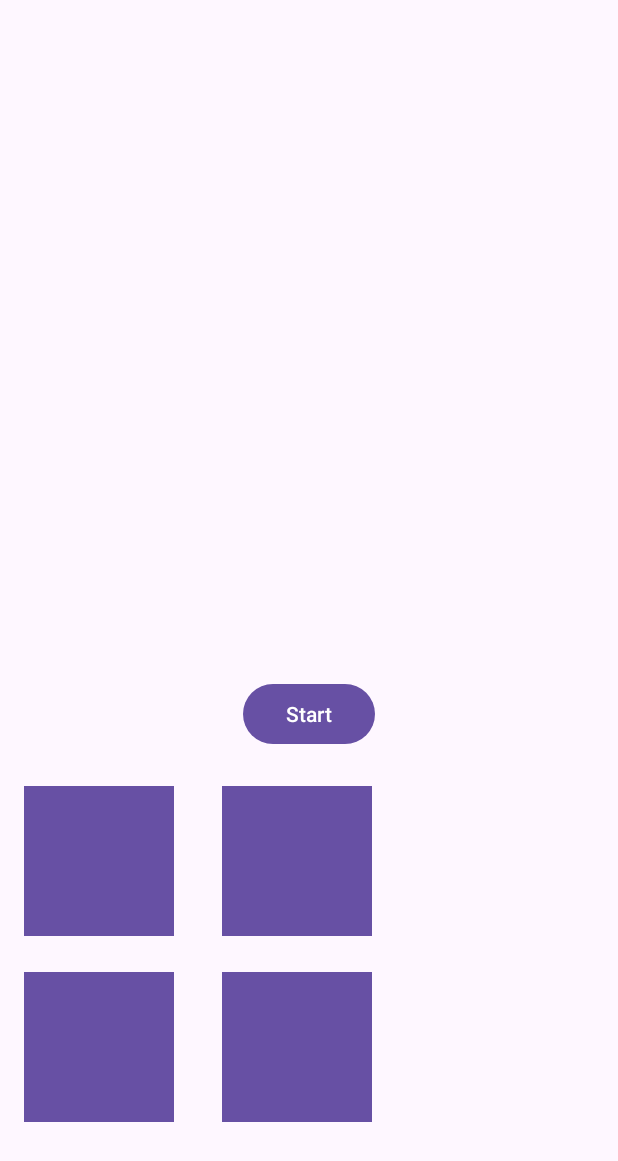
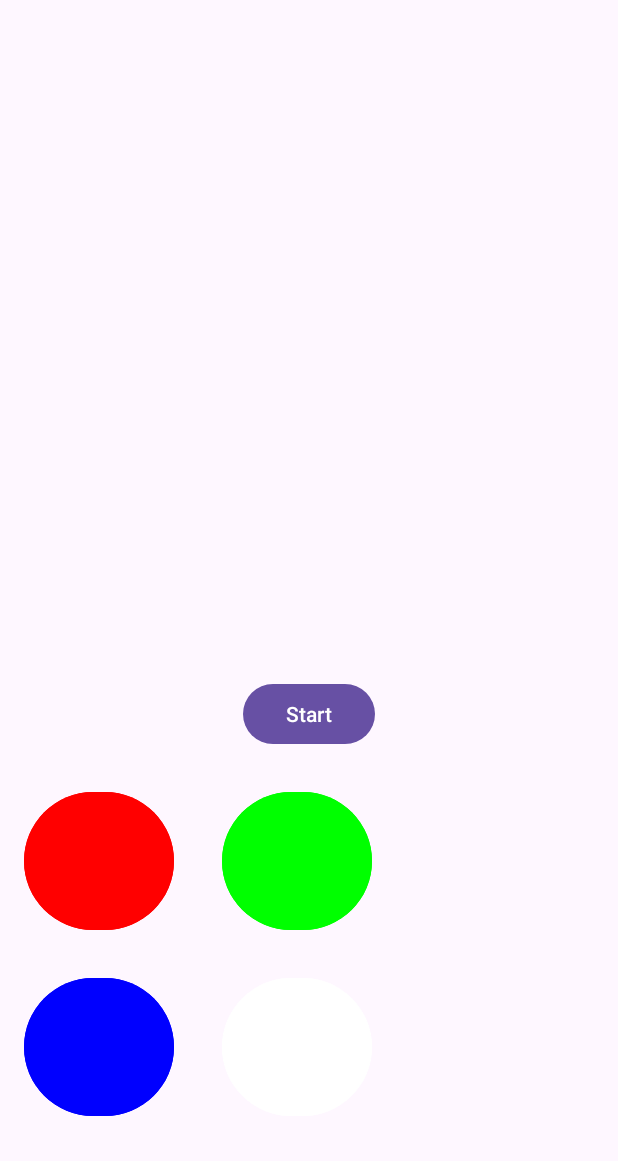
Before and after one commit to Yuvals7/SimonGameFinal, an Android app: the screen it shows after launch (MainActivity), after a tap on "Start", on a phone screen of 412 x 824 dp. Shown: the top 1161 px of the screen. Run offline under Robolectric (Android 15) with nearby library versions, the phone set to English and light mode, and no system bars.

Commit message:
Colors working

```diff
--- a/app/src/main/java/com/example/simongamefinal/MainActivity.java
+++ b/app/src/main/java/com/example/simongamefinal/MainActivity.java
@@ -3,6 +3,7 @@ package com.example.simongamefinal;
 import android.content.Intent;
 import android.os.Bundle;
 import android.os.Handler;
+import android.util.Log;
 import android.view.View;
 import android.widget.Button;
 import android.widget.TextView;
@@ -32,6 +33,8 @@ public class MainActivity extends AppCompatActivity {
         super.onCreate(savedInstanceState);
         setContentView(R.layout.activity_main); // Set the layout for the activity
 
+        Log.d("XXXXX", "oncraete = ");
+
         sequenceDisplay = findViewById(R.id.sequence_display); // Get the sequence display text view
         startButton = findViewById(R.id.start_button); // Get the start button
         redButton = findViewById(R.id.red_button); // Get the red color button
@@ -39,7 +42,10 @@ public class MainActivity extends AppCompatActivity {
         blueButton = findViewById(R.id.blue_button); // Get the blue color button
         whiteButton = findViewById(R.id.white_button); // Get the white color button
 
+        Log.d("XXXXX", "line 45 = " );
         // Set click listeners for buttons
+
+        Log.d("XXXXX", "start button = " + startButton);
         startButton.setOnClickListener(new View.OnClickListener() {
             @Override
             public void onClick(View v) {
@@ -78,6 +84,7 @@ public class MainActivity extends AppCompatActivity {
 
     // Method to start the game
     private void startGame() {
+        Log.e("XXXXX", "start game = ");
         sequence = new ArrayList<>(); // Initialize the sequence list
         sequenceIndex = 0; // Initialize the sequence index
         playerIndex = 0; // Initialize the player index
@@ -87,6 +94,7 @@ public class MainActivity extends AppCompatActivity {
 
     // Method to generate the next item in the sequence
     private void generateNextSequenceItem() {
+        Log.e("XXXXX", "generateNextSequenceItem = ");
         Random random = new Random(); // Create a random number generator
         int randomIndex = random.nextInt(COLORS.size()); // Generate a random index within the range of available colors
         String color = COLORS.get(randomIndex); // Get the color at the random index
@@ -95,6 +103,7 @@ public class MainActivity extends AppCompatActivity {
 
     // Method to display the sequence
     private void displaySequence() {
+        Log.e("XXXXX", "displaySequence = ");
         sequenceDisplay.setText(""); // Clear the sequence display
         final Handler handler = new Handler(); // Create a handler to delay execution
         for (int i = 0; i < sequence.size(); i++) { // Iterate through each color in the sequence
@@ -116,6 +125,10 @@ public class MainActivity extends AppCompatActivity {
 
     // Method to handle color button clicks
     private void handleColorClick(String color) {
+        Log.d("XXXXX", "color = " + color);
+        Log.d("XXXXX", "sequence = " + sequence);
+        Log.d("XXXXX", "player Index = " + playerIndex);
+        Log.d("XXXXX", "get player Index = " + sequence.get(playerIndex));
         if (sequence.get(playerIndex).equals(color)) { // Check if the clicked color matches the color in the sequence
             playerIndex++; // Move to the next position in the sequence
             if (playerIndex == sequence.size()) { // Check if the player has completed the sequence
--- a/app/src/main/res/layout/activity_main.xml
+++ b/app/src/main/res/layout/activity_main.xml
@@ -27,7 +27,7 @@
         android:id="@+id/red_button"
         android:layout_width="100dp"
         android:layout_height="100dp"
-        android:background="#FF0000"
+        android:backgroundTint="#FF0000"
         android:layout_below="@id/start_button"
         android:layout_marginTop="24dp"
         android:layout_marginStart="16dp"
@@ -39,7 +39,7 @@
         android:id="@+id/green_button"
         android:layout_width="100dp"
         android:layout_height="100dp"
-        android:background="#00FF00"
+        android:backgroundTint="#00FF00"
         android:layout_below="@id/start_button"
         android:layout_marginTop="24dp"
         android:layout_toEndOf="@id/red_button"
@@ -51,7 +51,7 @@
         android:id="@+id/blue_button"
         android:layout_width="100dp"
         android:layout_height="100dp"
-        android:background="#0000FF"
+        android:backgroundTint="#0000FF"
         android:layout_below="@id/red_button"
         android:layout_marginTop="24dp"
         android:layout_marginStart="16dp"
@@ -63,7 +63,7 @@
         android:id="@+id/white_button"
         android:layout_width="100dp"
         android:layout_height="100dp"
-        android:background="#FFFFFF"
+        android:backgroundTint="#FFFFFF"
         android:layout_below="@id/green_button"
         android:layout_marginTop="24dp"
         android:layout_toEndOf="@id/blue_button"
```
